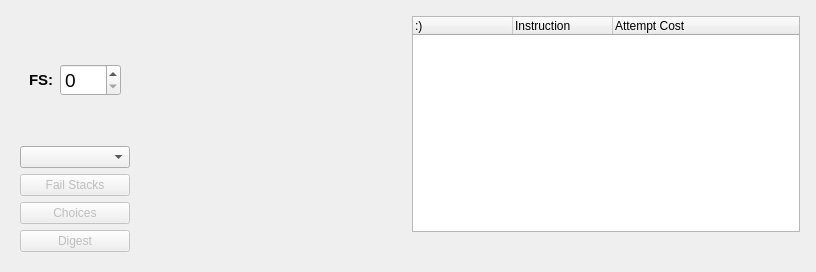
Before: the Qt Designer form Forms/dlgCompact.ui in Graveflo/BDO_Enhancement_Tool, drawn with Qt 5.
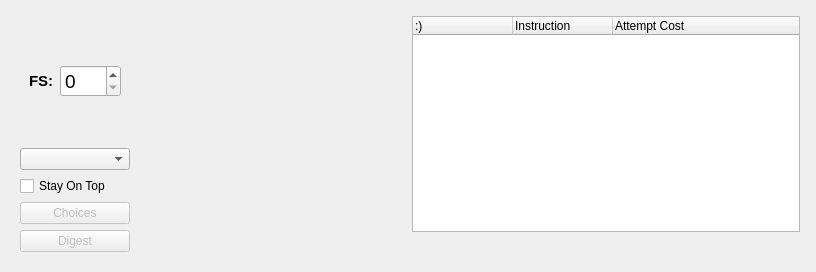
After: the same form once the commit is applied. Custom widgets are drawn as their Qt base class.

Commit message: added fs gain to num fails calc

What changed in the file:
```diff
--- a/Forms/dlgCompact.ui
+++ b/Forms/dlgCompact.ui
@@ -64,12 +64,18 @@
        <widget class="QComboBox" name="cmbalts"/>
       </item>
       <item>
-       <widget class="QPushButton" name="cmdFsShelf">
+       <widget class="QCheckBox" name="cmdOnTop">
         <property name="enabled">
-         <bool>false</bool>
+         <bool>true</bool>
         </property>
         <property name="text">
-         <string>Fail Stacks</string>
+         <string>Stay On Top</string>
+        </property>
+        <property name="checkable">
+         <bool>true</bool>
+        </property>
+        <property name="checked">
+         <bool>false</bool>
         </property>
        </widget>
       </item>
```
The commit also changes 6 other files.
